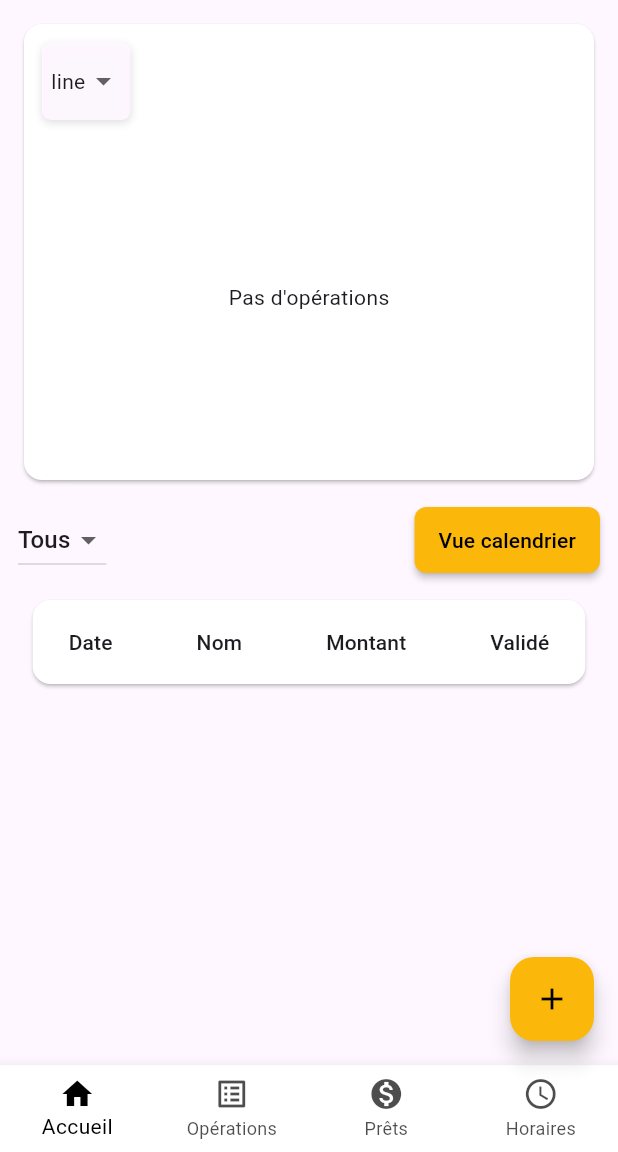
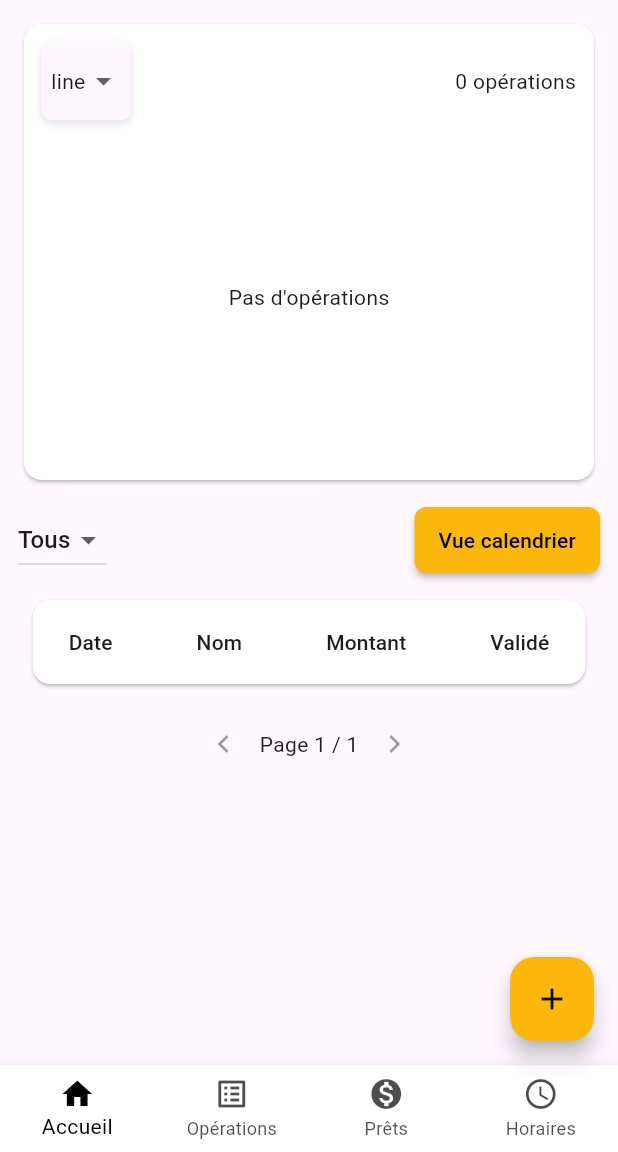
Before and after one commit to FloRobart/econoris_app, a Flutter app: the HomePage screen opened by its route, on a phone screen of 412 x 824 dp, the part 84-1236 px from its top. Run offline on Flutter 3.47's test engine with Material 3 defaults, Android fonts, the phone set to English and light mode, and no system bars; our stand-ins replace fl_chart, flutter_dotenv, package_info_plus, shared_preferences, table_calendar; accounts and stored records are empty.

Commit message:
add pagination sur home_page

```diff
--- a/lib/pages/home_page.dart
+++ b/lib/pages/home_page.dart
@@ -34,6 +34,9 @@ class _HomePageState extends State<HomePage> {
   final String _sortField = 'operations_date';
   final bool _sortAsc = false;
   String _categoryFilter = 'Tous';
+  // Pagination
+  int _page = 1;
+  static const int _pageSize = 15;
   // show only the 15 last operations (no pagination)
   // FAB open state for the three small bubbles (moved to reusable widget)
 
@@ -146,6 +149,8 @@ class _HomePageState extends State<HomePage> {
   final ops = _filteredOperations;
   final categories = ['Tous'] + _operations.map((e) => e.category).toSet().toList();
   final theme = Theme.of(context);
+  final totalPages = (ops.length / _pageSize).ceil().clamp(1, 9999);
+  final pageItems = ops.skip((_page - 1) * _pageSize).take(_pageSize).toList();
 
     return AppScaffold(
       currentIndex: 0,
@@ -166,6 +171,7 @@ class _HomePageState extends State<HomePage> {
                 crossAxisAlignment: CrossAxisAlignment.start,
                 children: [
                   // Control aligned top-left of the Card (only the dropdown, no label)
+                  Row(children: [
                     Container(
                       padding: const EdgeInsets.symmetric(horizontal: 6, vertical: 2),
                       decoration: BoxDecoration(
@@ -191,6 +197,9 @@ class _HomePageState extends State<HomePage> {
                         onChanged: (v) => setState(() => _chartType = v!),
                       ),
                     ),
+                    const Spacer(),
+                    Text('${ops.length} opérations', style: theme.textTheme.bodyMedium),
+                  ]),
 
                   const SizedBox(height: 8),
 
@@ -208,7 +217,7 @@ class _HomePageState extends State<HomePage> {
 
           // Controls (search and manual add button removed)
           Row(children: [
-            DropdownButton<String>(value: _categoryFilter, items: categories.map((c) => DropdownMenuItem(value: c, child: Text(c))).toList(), onChanged: (v) => setState(() => _categoryFilter = v!)),
+            DropdownButton<String>(value: _categoryFilter, items: categories.map((c) => DropdownMenuItem(value: c, child: Text(c))).toList(), onChanged: (v) => setState(() { _categoryFilter = v!; _page = 1; })),
             const SizedBox(width: 12),
             const Spacer(),
             ElevatedButton(onPressed: () => setState(() => _tableView = !_tableView), child: Text(_tableView ? 'Vue calendrier' : 'Vue tableau'))
@@ -217,14 +226,20 @@ class _HomePageState extends State<HomePage> {
           const SizedBox(height: 12),
 
           // content
-          // The table view adapts its height to the number of rows (up to a max),
+          // The table view adapts its height to the number of rows (pagination applied),
           // to avoid overlapping elements below when inside a scroll view.
-          _tableView ? _buildTableView(ops) : SizedBox(
+          _tableView ? _buildTableView(pageItems) : SizedBox(
             height: MediaQuery.of(context).size.height * 0.56,
             child: CalendarPage(operations: ops, onOperationTap: (op) => _openDetail(op)),
           ),
 
-          // pagination removed: we only show the 15 latest operations
+          // Pagination controls (like OperationsPage) - only for table view
+          if (_tableView)
+            Row(mainAxisAlignment: MainAxisAlignment.center, children: [
+              IconButton(icon: const Icon(Icons.chevron_left), onPressed: _page > 1 ? () => setState(() => _page--) : null),
+              Text('Page $_page / $totalPages'),
+              IconButton(icon: const Icon(Icons.chevron_right), onPressed: _page < totalPages ? () => setState(() => _page++) : null),
+            ]),
         ]),
         ),
       ),
```
Lines whose indentation alone changed are shown as unchanged.
